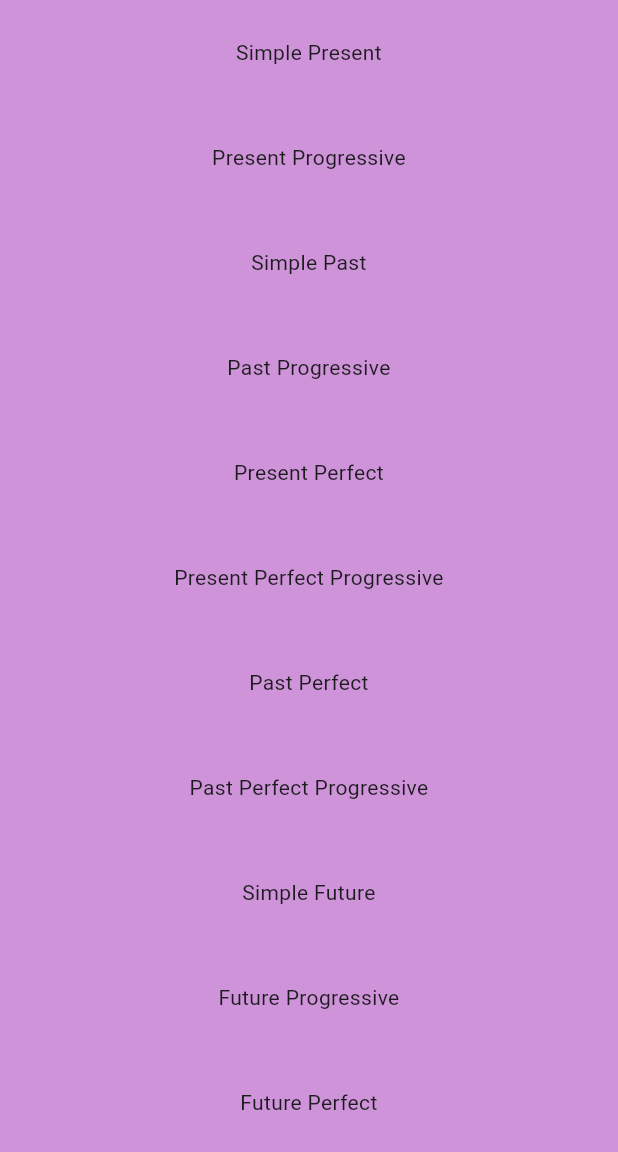
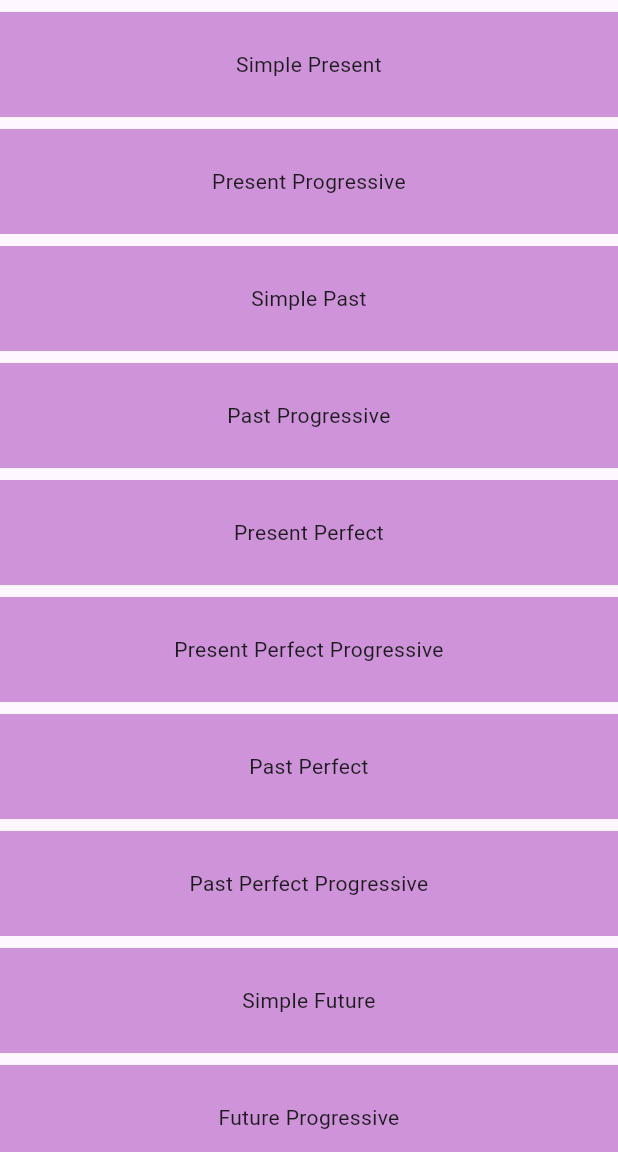
Before and after one commit to Osenian/reien, a Flutter app: the Tenses screen opened directly, on a phone screen of 412 x 824 dp, the part 84-1236 px from its top. Run offline on Flutter 3.47's test engine with Material 3 defaults, Android fonts, the phone set to English and light mode, and no system bars; our stand-ins replace share_plus.

Commit message:
Agrega separadores

```diff
--- a/lib/screens/grammar/study/nouns.dart
+++ b/lib/screens/grammar/study/nouns.dart
@@ -29,16 +29,19 @@
               mainAxisSize: MainAxisSize.min,
               crossAxisAlignment: CrossAxisAlignment.start,
               children: <Widget>[
+                SizedBox(height: 8),
                 NounSection(
                   title: 'Plurals',
                   content:
                       'The plural of most nouns is formed by adding final -s.\nFinal -es is added to nouns that end in -sh, -ch, -s, -z, and -x.\nThe plural of words that end in -y is spelled -ies.\nThere are nouns with irregular plural forms.',
                 ),
+                SizedBox(height: 8),
                 NounSection(
                   title: 'Possessive Nouns',
                   content:
                       'To express possession, an apostrophe and an s is added to a singular noun.\nFor plural nouns that end in s, only the apostrophe is included.\nExamples: Italo\'s code. The engineers\' project.',
                 ),
+                SizedBox(height: 8),
               ],
             ),
           ),
--- a/lib/screens/grammar/study/tenses.dart
+++ b/lib/screens/grammar/study/tenses.dart
@@ -29,66 +29,79 @@
               mainAxisSize: MainAxisSize.min,
               crossAxisAlignment: CrossAxisAlignment.start,
               children: <Widget>[
+                SizedBox(height: 8),
                 TenseSection(
                   title: 'Simple Present',
                   content:
                       'The simple present says that something was true in the past, is true in the present, and will be true in the future.\nIt expresses general statements of fact and general truths.\nIt is also used to express habitual or everyday activities.\nExample: I study computer science.',
                 ),
+                SizedBox(height: 8),
                 TenseSection(
                   title: 'Present Progressive',
                   content:
                       'The present progressive expresses an activity that is in progress at the moment of speaking.\nIt is a temporary activity that began in the past, is continuing at present, and will probably end at some point in the future.\nExample: I am studying C++ this year.',
                 ),
+                SizedBox(height: 8),
                 TenseSection(
                   title: 'Simple Past',
                   content:
                       'The simple past indicates that an activity or situation began and ended at a particular time in the past.\nExample: I fixed the code yesterday.',
                 ),
+                SizedBox(height: 8),
                 TenseSection(
                   title: 'Past Progressive',
                   content:
                       'The past progressive is used for an ongoing activity that already finished.\nExample: I was studying english at 8:00PM last night.',
                 ),
+                SizedBox(height: 8),
                 TenseSection(
                   title: 'Present Perfect',
                   content:
                       'The present perfect is often used with since and for to talk about situations that began in the past and continue up to now.\nIt follows the form has/have + past participle.\nExample: I have used Python for 3 years.',
                 ),
+                SizedBox(height: 8),
                 TenseSection(
                   title: 'Present Perfect Progressive',
                   content:
                       'The present perfect progressive expresses the duration of an aactivity that began in the past and continues in the present.\nExample: I have been using Flutter since 2023.',
                 ),
+                SizedBox(height: 8),
                 TenseSection(
                   title: 'Past Perfect',
                   content:
                       'The past perfect expresses an activity that was complete before another activity or time in the past.\nIt is often found in more formal writing.\nExample: After everyone had left, I went to bed.',
                 ),
+                SizedBox(height: 8),
                 TenseSection(
                   title: 'Past Perfect Progressive',
                   content:
                       'The past perfect progressive emphasizes the duration of an activity that was in progress before another activity or time in the past.\nIt is less frequent compared to other verb tenses.\nExample: Italo told me that he had been waiting for me.',
                 ),
+                SizedBox(height: 8),
                 TenseSection(
                   title: 'Simple Future',
                   content:
                       'The simple future is used to talk about activities that have not occured yet using either will or be going to.\nExample: I will deploy into production on Friday.',
                 ),
+                SizedBox(height: 8),
                 TenseSection(
                   title: 'Future Progressive',
                   content:
                       'The future progressive expresses an activity that will be in progress at a time in the future.\nExample: I will be contacting you shortly.',
                 ),
+                SizedBox(height: 8),
                 TenseSection(
                   title: 'Future Perfect',
                   content:
                       'The future perfect expresses an activity that will be completed before another time or event in the future.\nExample: By the time I see you, I will have graduated.',
                 ),
+                SizedBox(height: 8),
                 TenseSection(
                   title: 'Future Perfect Progressive',
                   content:
                       'The future perfect progrerssive emphasizes the duration of an activity that will be in progress before another time or event in the future.\nExample: I will have been sleeping for two hours by the time you arrive.',
                 ),
+                SizedBox(height: 8),
               ],
             ),
           ),
```
